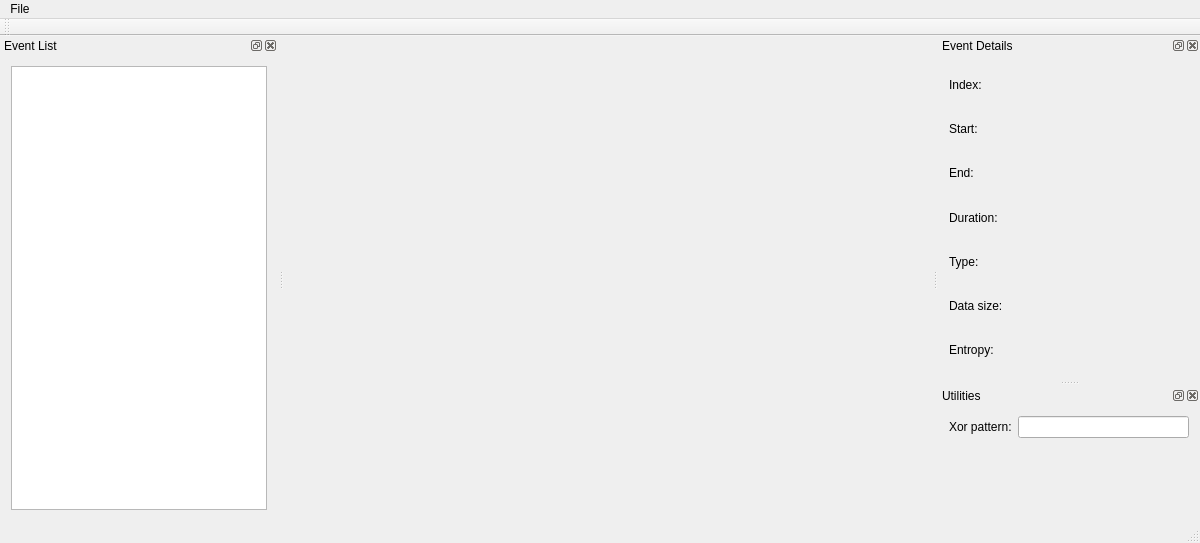
Qt form nandseewindow.ui (xobs/nandsee) before a commit.
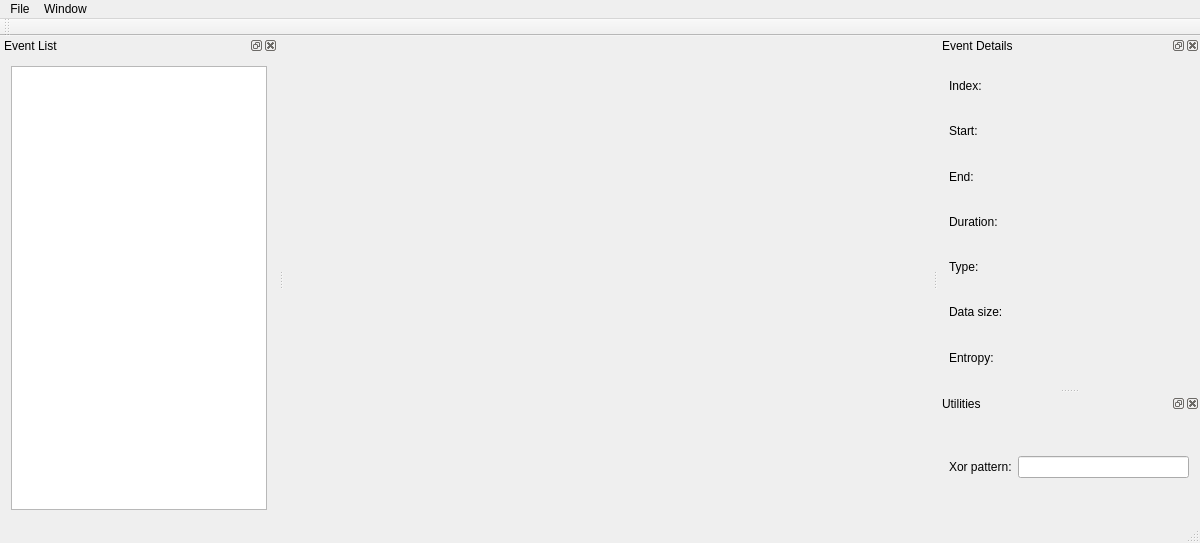
The same form after that commit. Custom widgets are drawn as their Qt base class.

Commit message: hexwindow: Add multiple hex windows to the view

What changed in the file:
```diff
--- a/nandseewindow.ui
+++ b/nandseewindow.ui
@@ -36,7 +36,16 @@
     <addaction name="exportViewMenuItem"/>
     <addaction name="exportPageMenuItem"/>
    </widget>
+   <widget class="QMenu" name="menuWindow">
+    <property name="title">
+     <string>Window</string>
+    </property>
+    <addaction name="eventListAction"/>
+    <addaction name="eventDetailsAction"/>
+    <addaction name="utilitiesAction"/>
+   </widget>
    <addaction name="menuFile"/>
+   <addaction name="menuWindow"/>
   </widget>
   <widget class="QToolBar" name="mainToolBar">
    <attribute name="toolBarArea">
@@ -206,9 +215,6 @@
      <item row="0" column="1">
       <widget class="QLineEdit" name="xorPattern"/>
      </item>
-     <item row="1" column="1">
-      <widget class="NandView" name="nandView" native="true"/>
-     </item>
      <item row="0" column="0">
       <widget class="QLabel" name="label_8">
        <property name="text">
@@ -238,12 +244,6 @@
  </widget>
  <layoutdefault spacing="6" margin="11"/>
  <customwidgets>
-  <customwidget>
-   <class>NandView</class>
-   <extends>QWidget</extends>
-   <header>nandview.h</header>
-   <container>1</container>
-  </customwidget>
   <customwidget>
    <class>QHexEdit</class>
    <extends>QWidget</extends>
```
Left out of the diff: 138 changed lines with no effect on the pictures. The commit also changes 6 other files.
